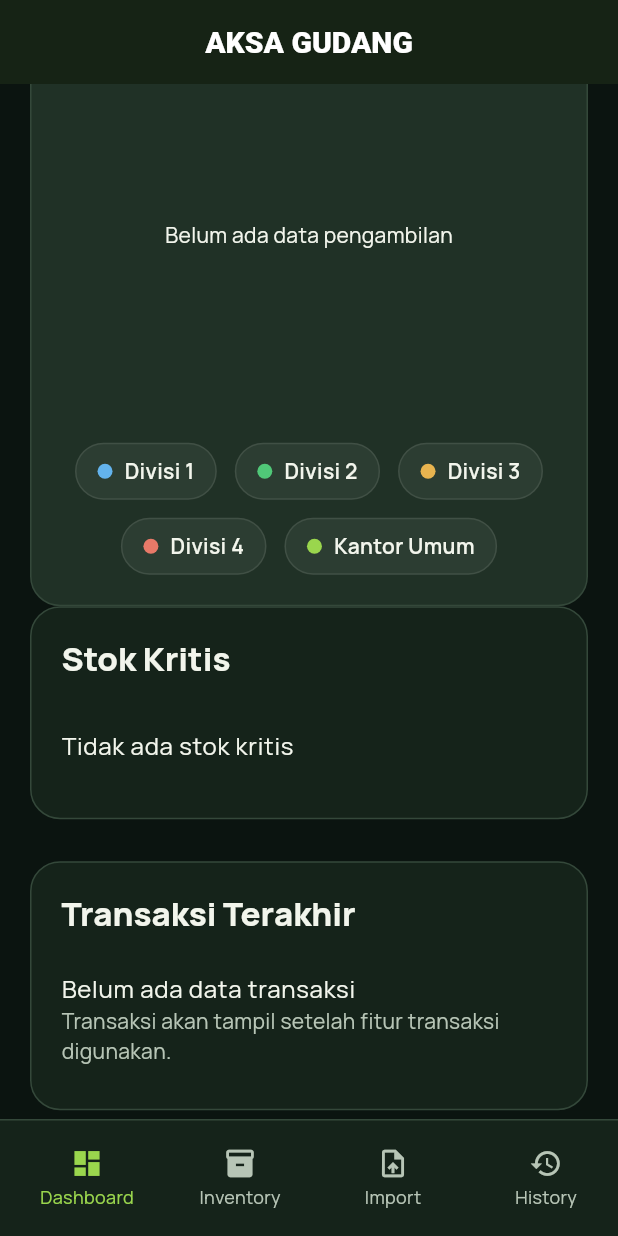
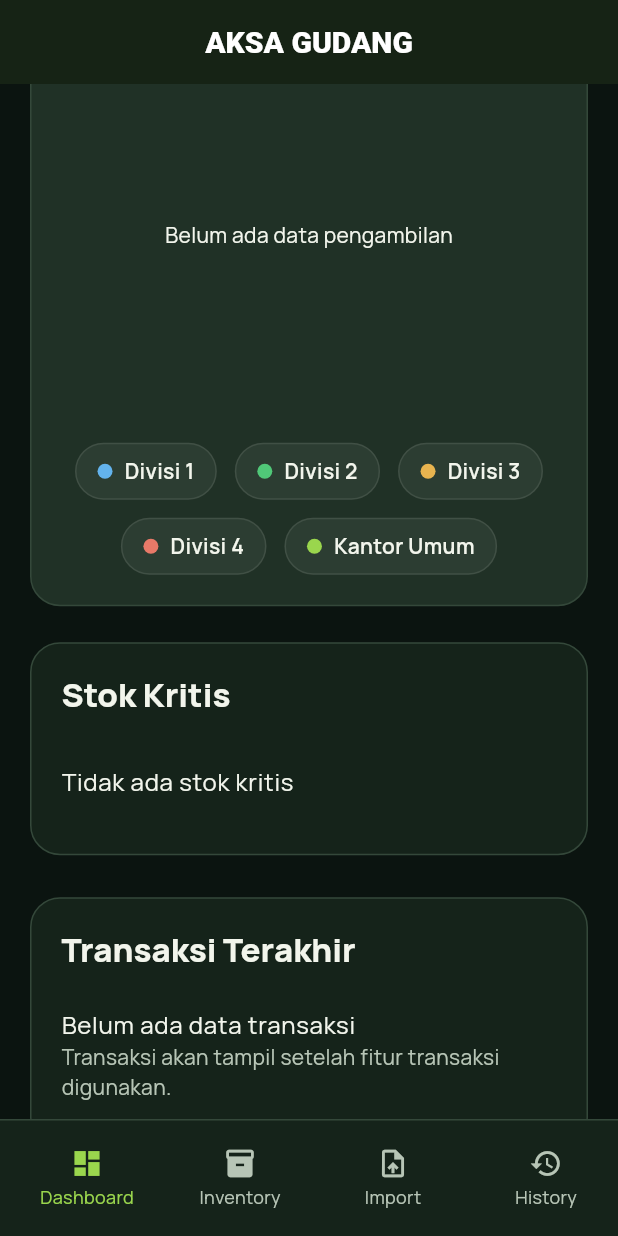
Before and after one commit to Asa270201/Aksa_Gudang, a Flutter app: the screen it shows after launch, scrolled down 576 dp, on a phone screen of 412 x 824 dp. Run offline on Flutter 3.47's test engine with Material 3 defaults, Android fonts, the light colour scheme and no system bars; our stand-ins replace fl_chart, google_fonts, sqflite, sqflite_common_ffi; missing offline and left inert: excel, file_selector; accounts and stored records are empty.

Commit message:
Add spacing between dashboard sections

```diff
--- a/lib/features/dashboard/dashboard_page.dart
+++ b/lib/features/dashboard/dashboard_page.dart
@@ -111,6 +111,8 @@ class DashboardPage extends StatelessWidget {
 
         ExpensePieChart(divisionPickupCounts: divisionPickupCounts),
 
+        const SizedBox(height: 24),
+
         Container(
           padding: const EdgeInsets.all(20),
           decoration: BoxDecoration(
```
